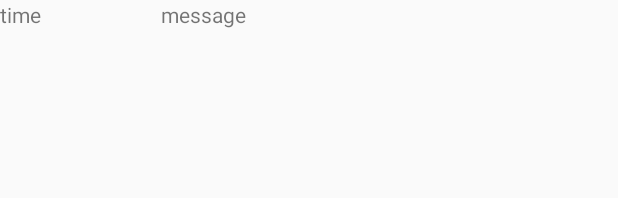
After one commit to CMPUT301F20T28/SushiPlatter, an Android app: the layout content_message_center.xml on its own in the app's theme, with its tools: preview values and no code run, on a phone screen of 412 x 824 dp. The commit adds this screen. Shown: the top 198 px of the screen. Run offline under Robolectric (Android 15) with nearby library versions, the phone set to English and light mode, and no system bars.

Commit message:
update messageCenter

```diff
--- a/301pro/app/src/main/java/com/example/a301pro/BorrowedFragment.java
+++ b/301pro/app/src/main/java/com/example/a301pro/BorrowedFragment.java
@@ -161,7 +161,8 @@ public class BorrowedFragment extends Fragment {
             @Override
             public void onClick(View v) {
                 mesBtn.setImageDrawable(getResources().getDrawable(R.drawable.ic_baseline_announcement_24));
-                Intent intent = new Intent(getContext(), MessageCenterIntent.class);
+                Intent intent = new Intent(getContext(), ViewMessages.class);
+                intent.putExtra("userUID", getUserID());
                 startActivity(intent);
             }
         });
--- a/301pro/app/src/main/java/com/example/a301pro/MessageCenterIntent.java
+++ b/301pro/app/src/main/java/com/example/a301pro/MessageCenterIntent.java
@@ -7,7 +7,7 @@ import androidx.appcompat.app.AppCompatActivity;
 public class MessageCenterIntent extends AppCompatActivity {
     @Override
     protected void onCreate(Bundle savedInstanceState) {
-        setContentView(R.layout.message_center);
+        setContentView(R.layout.content_message_center);
         AppCompatAcitiviy:getSupportActionBar().hide();
         super.onCreate(savedInstanceState);
     }
--- a/301pro/app/src/main/java/com/example/a301pro/MybookFragment.java
+++ b/301pro/app/src/main/java/com/example/a301pro/MybookFragment.java
@@ -153,7 +153,8 @@ public class MybookFragment extends Fragment implements ComfirmDialog.OnFragment
             @Override
             public void onClick(View v) {
                 mesBtn.setImageDrawable(getResources().getDrawable(R.drawable.ic_baseline_announcement_24));
-                Intent intent = new Intent(getContext(), MessageCenterIntent.class);
+                Intent intent = new Intent(getContext(), ViewMessages.class);
+                intent.putExtra("userUID", getUserID());
                 startActivity(intent);
                 Toast.makeText(getContext(),getUserID(),Toast.LENGTH_SHORT).show();
             }
--- a/301pro/app/src/main/java/com/example/a301pro/RequestFragment.java
+++ b/301pro/app/src/main/java/com/example/a301pro/RequestFragment.java
@@ -166,7 +166,8 @@ public class RequestFragment extends Fragment {
             @Override
             public void onClick(View v) {
                 mesBtn.setImageDrawable(getResources().getDrawable(R.drawable.ic_baseline_announcement_24));
-                Intent intent = new Intent(getContext(), MessageCenterIntent.class);
+                Intent intent = new Intent(getContext(), ViewMessages.class);
+                intent.putExtra("userUID", getUserID());
                 startActivity(intent);
             }
         });
--- /dev/null
+++ b/301pro/app/src/main/res/layout/content_message_center.xml
@@ -0,0 +1,26 @@
+<?xml version="1.0" encoding="utf-8"?>
+<LinearLayout xmlns:android="http://schemas.android.com/apk/res/android"
+    android:layout_width="match_parent"
+    android:layout_height="wrap_content">
+
+    <TextView
+        android:id="@+id/messageTime"
+        android:layout_width="214dp"
+        android:layout_height="88dp"
+        android:layout_weight="1"
+        android:text="time" />
+
+    <LinearLayout
+        android:layout_width="match_parent"
+        android:layout_height="89dp"
+        android:layout_weight="1"
+        android:orientation="vertical">
+
+        <TextView
+            android:id="@+id/messageDetail"
+            android:layout_width="match_parent"
+            android:layout_height="match_parent"
+            android:text="message" />
+    </LinearLayout>
+
+</LinearLayout>
--- a/301pro/app/src/main/res/layout/message_center.xml
+++ /dev/null
@@ -1,6 +0,0 @@
-<?xml version="1.0" encoding="utf-8"?>
-<androidx.constraintlayout.widget.ConstraintLayout
-    xmlns:android="http://schemas.android.com/apk/res/android" android:layout_width="match_parent"
-    android:layout_height="match_parent">
-
-</androidx.constraintlayout.widget.ConstraintLayout>
```
Also changed, not shown: 301pro/app/src/main/java/com/example/a301pro/CostumeListMessages.java (added, +46 -0 lines), 301pro/app/src/main/java/com/example/a301pro/Message.java (added, +59 -0 lines), 301pro/app/src/main/java/com/example/a301pro/ShareFragment.java (+10 -1 lines), 301pro/app/src/main/java/com/example/a301pro/Utilities/SendMessage.java (+7 -3 lines), 301pro/app/src/main/java/com/example/a301pro/ViewMessages.java (added, +73 -0 lines), 301pro/app/src/main/res/layout/view_messages.xml (added, +11 -0 lines).
